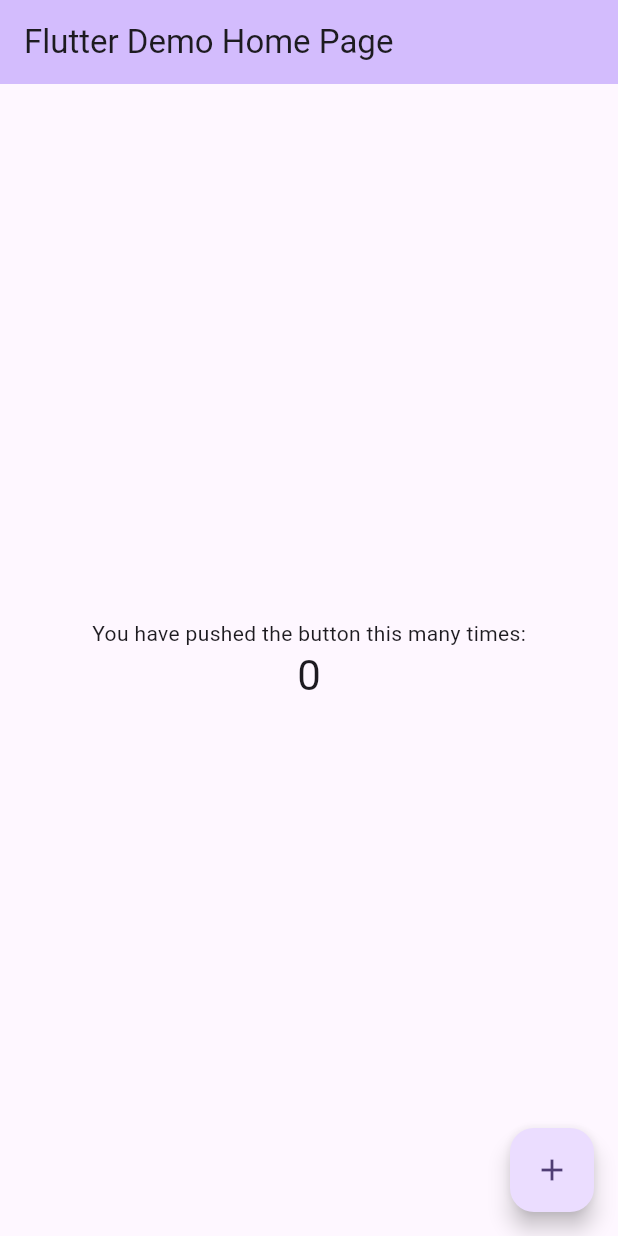
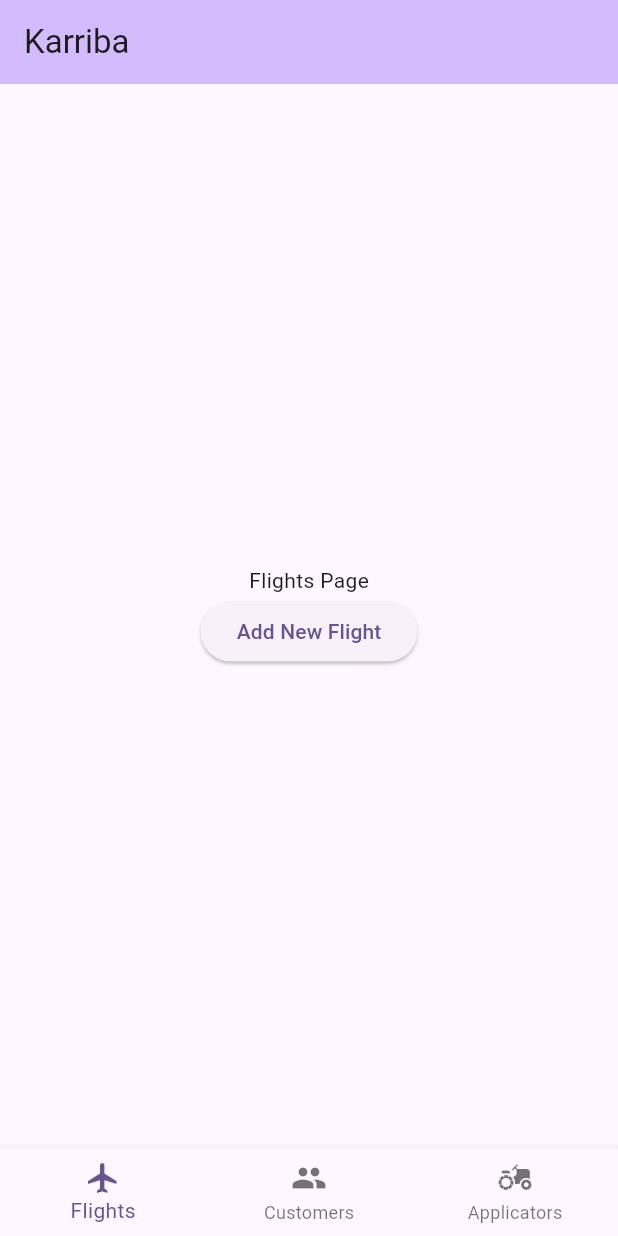
Before and after one commit to kwila-cloud/karriba, a Flutter app: the screen it shows after launch, on a phone screen of 412 x 824 dp. Run offline on Flutter 3.47's test engine with Material 3 defaults, Android fonts, the phone set to English and light mode, and no system bars.

```diff
--- /dev/null
+++ b/app/lib/flights_page.dart
@@ -0,0 +1,39 @@
+import 'package:flutter/material.dart';
+
+class FlightsPage extends StatelessWidget {
+  @override
+  Widget build(BuildContext context) {
+    return Scaffold(
+      body: Center(
+        child: Column(
+          mainAxisAlignment: MainAxisAlignment.center,
+          children: <Widget>[
+            Text('Flights Page'),
+            ElevatedButton(
+              onPressed: () {
+                showDialog(
+                  context: context,
+                  builder: (BuildContext context) {
+                    return AlertDialog(
+                      title: Text("Coming Soon!"),
+                      content: Text("This feature is under development."),
+                      actions: [
+                        TextButton(
+                          child: Text("OK"),
+                          onPressed: () {
+                            Navigator.of(context).pop();
+                          },
+                        ),
+                      ],
+                    );
+                  },
+                );
+              },
+              child: Text('Add New Flight'),
+            ),
+          ],
+        ),
+      ),
+    );
+  }
+}
--- a/app/lib/main.dart
+++ b/app/lib/main.dart
@@ -1,4 +1,9 @@
 import 'package:flutter/material.dart';
+import 'flights_page.dart';
+import 'customers_page.dart';
+import 'applicators_page.dart';
+import 'settings_page.dart';
+
 
 void main() {
   runApp(const MyApp());
@@ -30,7 +35,7 @@ class MyApp extends StatelessWidget {
         // tested with just a hot reload.
         colorScheme: ColorScheme.fromSeed(seedColor: Colors.deepPurple),
       ),
-      home: const MyHomePage(title: 'Flutter Demo Home Page'),
+      home: const MyHomePage(title: 'Karriba'),
     );
   }
 }
@@ -54,69 +59,49 @@ class MyHomePage extends StatefulWidget {
 }
 
 class _MyHomePageState extends State<MyHomePage> {
-  int _counter = 0;
+  int _selectedIndex = 0;
 
-  void _incrementCounter() {
+  static List<Widget> _widgetOptions = <Widget>[
+    FlightsPage(),
+    CustomersPage(),
+    ApplicatorsPage(),
+    SettingsPage(),
+  ];
+
+  void _onItemTapped(int index) {
     setState(() {
-      // This call to setState tells the Flutter framework that something has
-      // changed in this State, which causes it to rerun the build method below
-      // so that the display can reflect the updated values. If we changed
-      // _counter without calling setState(), then the build method would not be
-      // called again, and so nothing would appear to happen.
-      _counter++;
+      _selectedIndex = index;
     });
   }
 
   @override
   Widget build(BuildContext context) {
-    // This method is rerun every time setState is called, for instance as done
-    // by the _incrementCounter method above.
-    //
-    // The Flutter framework has been optimized to make rerunning build methods
-    // fast, so that you can just rebuild anything that needs updating rather
-    // than having to individually change instances of widgets.
     return Scaffold(
       appBar: AppBar(
-        // TRY THIS: Try changing the color here to a specific color (to
-        // Colors.amber, perhaps?) and trigger a hot reload to see the AppBar
-        // change color while the other colors stay the same.
         backgroundColor: Theme.of(context).colorScheme.inversePrimary,
-        // Here we take the value from the MyHomePage object that was created by
-        // the App.build method, and use it to set our appbar title.
         title: Text(widget.title),
       ),
       body: Center(
-        // Center is a layout widget. It takes a single child and positions it
-        // in the middle of the parent.
-        child: Column(
-          // Column is also a layout widget. It takes a list of children and
-          // arranges them vertically. By default, it sizes itself to fit its
-          // children horizontally, and tries to be as tall as its parent.
-          //
-          // Column has various properties to control how it sizes itself and
-          // how it positions its children. Here we use mainAxisAlignment to
-          // center the children vertically; the main axis here is the vertical
-          // axis because Columns are vertical (the cross axis would be
-          // horizontal).
-          //
-          // TRY THIS: Invoke "debug painting" (choose the "Toggle Debug Paint"
-          // action in the IDE, or press "p" in the console), to see the
-          // wireframe for each widget.
-          mainAxisAlignment: MainAxisAlignment.center,
-          children: <Widget>[
-            const Text('You have pushed the button this many times:'),
-            Text(
-              '$_counter',
-              style: Theme.of(context).textTheme.headlineMedium,
-            ),
-          ],
-        ),
+        child: _widgetOptions.elementAt(_selectedIndex),
       ),
-      floatingActionButton: FloatingActionButton(
-        onPressed: _incrementCounter,
-        tooltip: 'Increment',
-        child: const Icon(Icons.add),
-      ), // This trailing comma makes auto-formatting nicer for build methods.
+      bottomNavigationBar: BottomNavigationBar(
+        items: const <BottomNavigationBarItem>[
+          BottomNavigationBarItem(
+            icon: Icon(Icons.flight),
+            label: 'Flights',
+          ),
+          BottomNavigationBarItem(
+            icon: Icon(Icons.people),
+            label: 'Customers',
+          ),
+          BottomNavigationBarItem(
+            icon: Icon(Icons.agriculture),
+            label: 'Applicators',
+          ),
+        ],
+        currentIndex: _selectedIndex,
+        onTap: _onItemTapped,
+      ),
     );
   }
 }
```
Also changed, not shown: app/lib/applicators_page.dart (added, +39 -0 lines), app/lib/customers_page.dart (added, +39 -0 lines), app/lib/settings_page.dart (added, +61 -0 lines).
